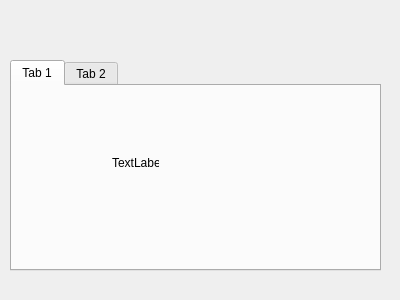
This is Monitor_View/wavedata_view.ui in ricorx7/PyAutoWaves as Qt 5 draws it before an edit. The edited form follows.
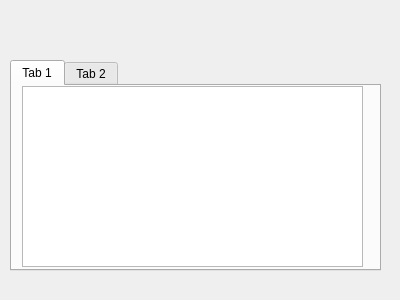
This is the edited form.

Commit message: Added more data to waves view Working on config. Still does not work on multiple displays

```diff
--- a/Monitor_View/wavedata_view.ui
+++ b/Monitor_View/wavedata_view.ui
@@ -26,18 +26,15 @@
     <attribute name="title">
      <string>Tab 1</string>
     </attribute>
-    <widget class="QLabel" name="label">
+    <widget class="QTextBrowser" name="textBrowser">
      <property name="geometry">
       <rect>
-       <x>100</x>
-       <y>70</y>
-       <width>47</width>
-       <height>13</height>
+       <x>10</x>
+       <y>0</y>
+       <width>341</width>
+       <height>181</height>
       </rect>
      </property>
-     <property name="text">
-      <string>TextLabel</string>
-     </property>
     </widget>
    </widget>
    <widget class="QWidget" name="tab_2">
```
Left out of the diff: 13 changed lines with no effect on the pictures. The commit also changes 6 other files.
